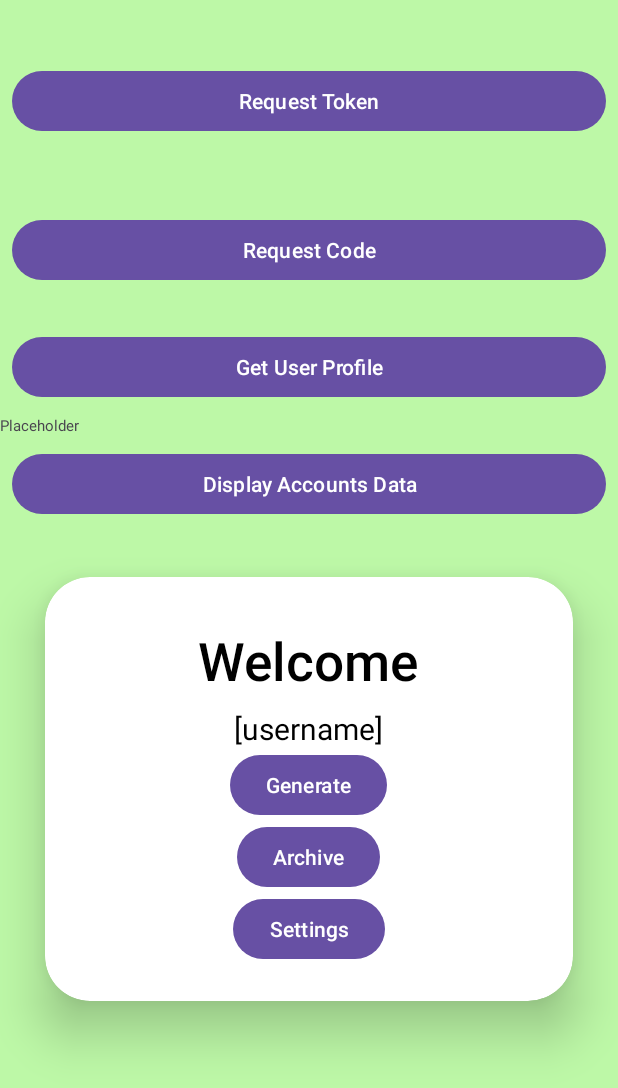
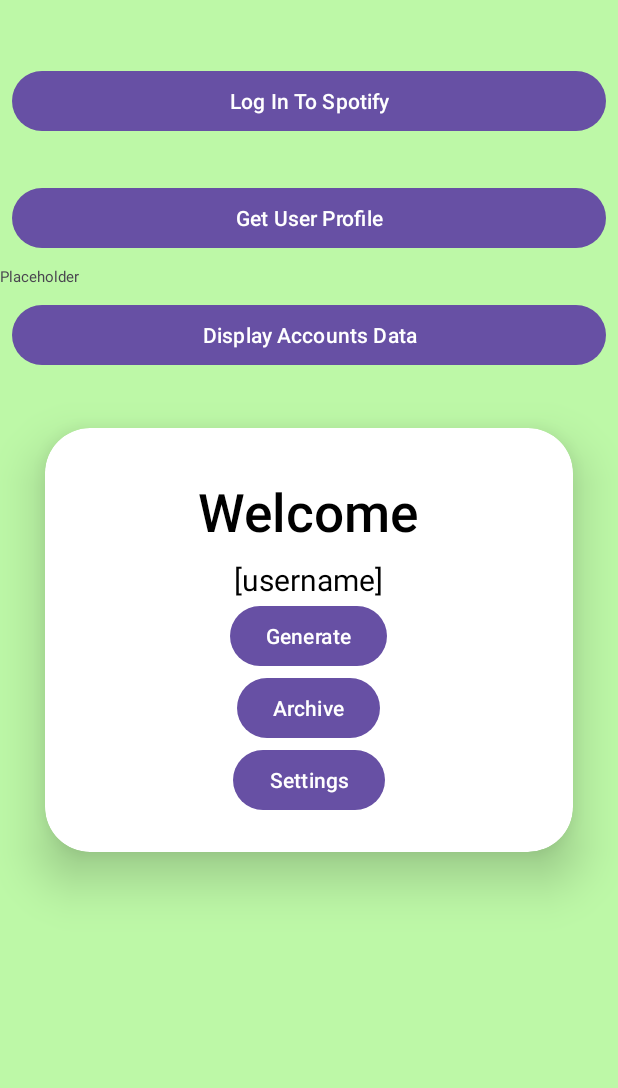
Before and after one commit to tkim602/spotify-wrapped, an Android app: the Homepage screen opened directly, with no data from a screen before it, on a phone screen of 412 x 824 dp. Shown: the top 1088 px of the screen. Run offline under Robolectric (Android 15) with nearby library versions, the phone set to English and light mode, and no system bars; our stand-ins replace Room's generated code; libraries missing offline, so code that uses them is left out: com.spotify.sdk.

Commit message:
consolidated spotify login

```diff
--- a/app/src/main/java/com/example/spotifywrapped/Activities/Homepage.java
+++ b/app/src/main/java/com/example/spotifywrapped/Activities/Homepage.java
@@ -59,22 +59,16 @@ public class Homepage extends AppCompatActivity {
 
         // Initialize the views
         tokenTextView = (TextView) findViewById(R.id.token_text_view);
-        codeTextView = (TextView) findViewById(R.id.code_text_view);
         profileTextView = (TextView) findViewById(R.id.response_text_view);
         dataView = (TextView) findViewById(R.id.accounts_as_string);
 
         // Initialize the buttons
-        Button tokenBtn = (Button) findViewById(R.id.token_btn);
-        Button codeBtn = (Button) findViewById(R.id.code_btn);
+        Button logInBtn = (Button) findViewById(R.id.login_btn);
         Button profileBtn = (Button) findViewById(R.id.profile_btn);
         Button displayDataBtn = (Button) findViewById(R.id.display_data);
         // Set the click listeners for the buttons
 
-        tokenBtn.setOnClickListener((v) -> {
-            getLoginInfo();
-        });
-
-        codeBtn.setOnClickListener((v) -> {
+        logInBtn.setOnClickListener((v) -> {
             getLoginInfo();
         });
 
@@ -114,9 +108,6 @@ public class Homepage extends AppCompatActivity {
     public void getLoginInfo() {
         final AuthorizationRequest request = getAuthenticationRequest(AuthorizationResponse.Type.TOKEN);
         AuthorizationClient.openLoginActivity(Homepage.this, AUTH_TOKEN_REQUEST_CODE, request);
-
-        final AuthorizationRequest request2 = getAuthenticationRequest(AuthorizationResponse.Type.CODE);
-        AuthorizationClient.openLoginActivity(Homepage.this, AUTH_CODE_REQUEST_CODE, request2);
     }
 
     /**
@@ -128,9 +119,7 @@ public class Homepage extends AppCompatActivity {
         super.onActivityResult(requestCode, resultCode, data);
         final AuthorizationResponse response = AuthorizationClient.getResponse(resultCode, data);
         mAccessToken = response.getAccessToken();
-        mAccessCode = response.getCode();
         setTextAsync(mAccessToken, tokenTextView);
-        setTextAsync(mAccessCode, codeTextView);
     }
 
     /**
--- a/app/src/main/res/layout/home_page.xml
+++ b/app/src/main/res/layout/home_page.xml
@@ -15,25 +15,11 @@
         tools:text="Token:" />
 
     <Button
-        android:id="@+id/token_btn"
+        android:id="@+id/login_btn"
         android:layout_width="match_parent"
         android:layout_height="wrap_content"
         android:layout_margin="8dp"
-        android:text="Request Token" />
-
-    <TextView
-        android:id="@+id/code_text_view"
-        android:layout_width="match_parent"
-        android:layout_height="wrap_content"
-        android:layout_margin="8dp"
-        tools:text="Code:" />
-
-    <Button
-        android:id="@+id/code_btn"
-        android:layout_width="match_parent"
-        android:layout_height="wrap_content"
-        android:layout_margin="8dp"
-        android:text="Request Code" />
+        android:text="Log In To Spotify" />
 
     <TextView
         android:id="@+id/response_text_view"
```
